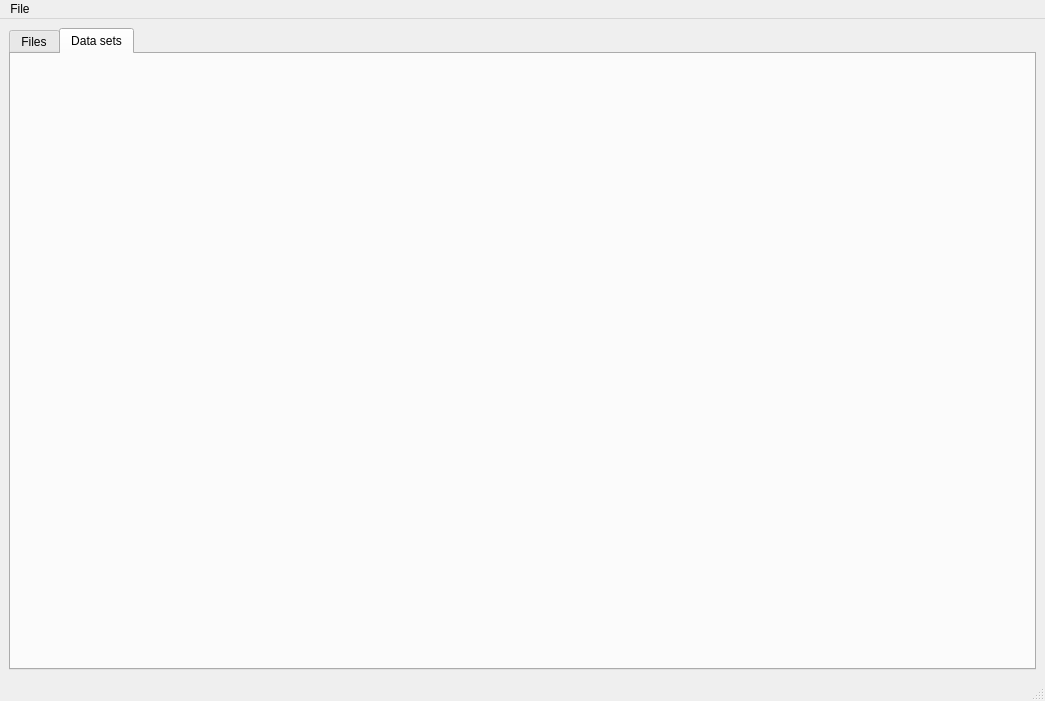
hadrianmontes/Physical-Data-Analyzer, file src/window_ui/main.ui: the form before one commit.
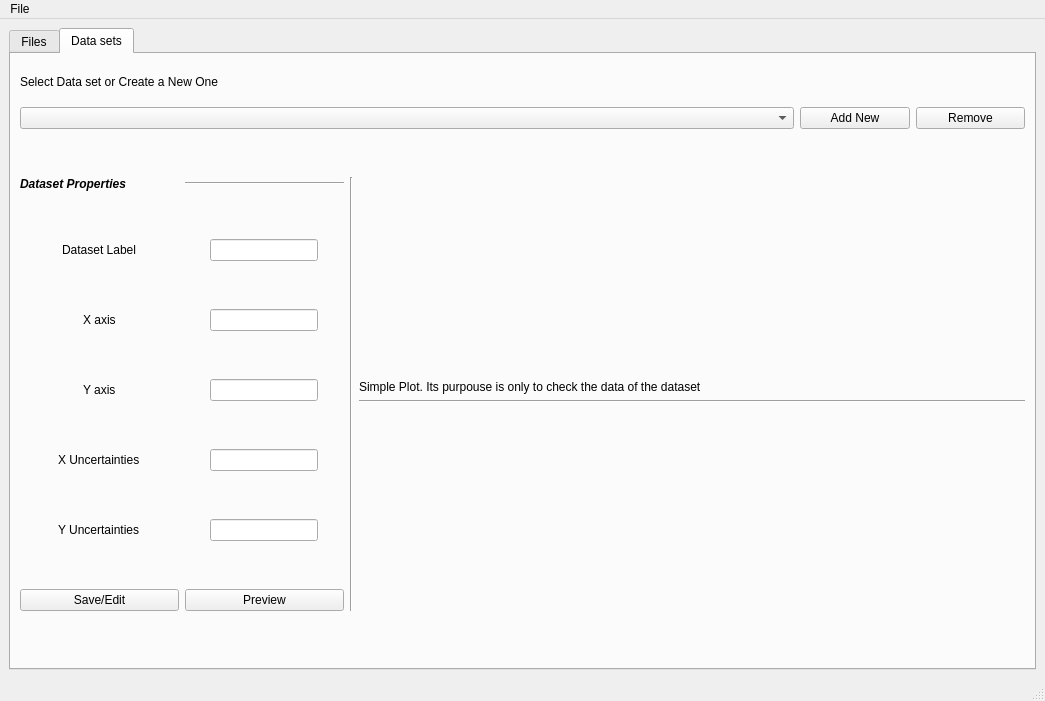
The form after the commit. The open tabs and pages were chosen to show the change.

Commit message: Added the dataset tab, without conect the widgets

```diff
--- a/src/window_ui/main.ui
+++ b/src/window_ui/main.ui
@@ -155,6 +155,158 @@
        <attribute name="title">
         <string>Data sets</string>
        </attribute>
+       <layout class="QGridLayout" name="gridLayout_2">
+        <item row="1" column="0" rowspan="8">
+         <layout class="QGridLayout" name="gridLayout_6">
+          <item row="1" column="0" alignment="Qt::AlignHCenter">
+           <widget class="QLabel" name="label_8">
+            <property name="text">
+             <string>Dataset Label</string>
+            </property>
+           </widget>
+          </item>
+          <item row="0" column="0">
+           <widget class="QLabel" name="label_7">
+            <property name="font">
+             <font>
+              <weight>75</weight>
+              <italic>true</italic>
+              <bold>true</bold>
+             </font>
+            </property>
+            <property name="text">
+             <string>Dataset Properties</string>
+            </property>
+           </widget>
+          </item>
+          <item row="2" column="0" alignment="Qt::AlignHCenter">
+           <widget class="QLabel" name="label_9">
+            <property name="text">
+             <string>X axis</string>
+            </property>
+           </widget>
+          </item>
+          <item row="3" column="1" alignment="Qt::AlignHCenter">
+           <widget class="QLineEdit" name="y_data"/>
+          </item>
+          <item row="2" column="1" alignment="Qt::AlignHCenter">
+           <widget class="QLineEdit" name="x_data">
+            <property name="autoFillBackground">
+             <bool>false</bool>
+            </property>
+           </widget>
+          </item>
+          <item row="4" column="1" alignment="Qt::AlignHCenter">
+           <widget class="QLineEdit" name="sx_data"/>
+          </item>
+          <item row="5" column="0" alignment="Qt::AlignHCenter">
+           <widget class="QLabel" name="label_12">
+            <property name="text">
+             <string>Y Uncertainties</string>
+            </property>
+           </widget>
+          </item>
+          <item row="5" column="1" alignment="Qt::AlignHCenter">
+           <widget class="QLineEdit" name="sy_data"/>
+          </item>
+          <item row="3" column="0" alignment="Qt::AlignHCenter">
+           <widget class="QLabel" name="label_10">
+            <property name="text">
+             <string>Y axis</string>
+            </property>
+           </widget>
+          </item>
+          <item row="0" column="1">
+           <widget class="Line" name="line">
+            <property name="orientation">
+             <enum>Qt::Horizontal</enum>
+            </property>
+           </widget>
+          </item>
+          <item row="4" column="0" alignment="Qt::AlignHCenter">
+           <widget class="QLabel" name="label_11">
+            <property name="text">
+             <string>X Uncertainties</string>
+            </property>
+           </widget>
+          </item>
+          <item row="6" column="1">
+           <widget class="QPushButton" name="plot_button">
+            <property name="text">
+             <string>Preview</string>
+            </property>
+           </widget>
+          </item>
+          <item row="1" column="1" alignment="Qt::AlignHCenter">
+           <widget class="QLineEdit" name="label_data">
+            <property name="text">
+             <string/>
+            </property>
+           </widget>
+          </item>
+          <item row="6" column="0">
+           <widget class="QPushButton" name="data_save">
+            <property name="text">
+             <string>Save/Edit</string>
+            </property>
+           </widget>
+          </item>
+          <item row="0" column="2" rowspan="7">
+           <widget class="Line" name="line_3">
+            <property name="orientation">
+             <enum>Qt::Vertical</enum>
+            </property>
+           </widget>
+          </item>
+         </layout>
+        </item>
+        <item row="1" column="1" rowspan="8" colspan="2">
+         <layout class="QGridLayout" name="matplotlib_grid">
+          <item row="0" column="0" alignment="Qt::AlignBottom">
+           <widget class="QLabel" name="label_13">
+            <property name="text">
+             <string>Simple Plot. Its purpouse is only to check the data of the dataset</string>
+            </property>
+           </widget>
+          </item>
+          <item row="1" column="0" alignment="Qt::AlignTop">
+           <widget class="Line" name="line_2">
+            <property name="orientation">
+             <enum>Qt::Horizontal</enum>
+            </property>
+           </widget>
+          </item>
+         </layout>
+        </item>
+        <item row="0" column="0" colspan="3">
+         <layout class="QGridLayout" name="gridLayout">
+          <item row="1" column="0" colspan="6" alignment="Qt::AlignTop">
+           <widget class="QComboBox" name="combo_set"/>
+          </item>
+          <item row="1" column="7">
+           <widget class="QPushButton" name="remove_dataset">
+            <property name="text">
+             <string>Remove</string>
+            </property>
+           </widget>
+          </item>
+          <item row="1" column="6">
+           <widget class="QPushButton" name="add_dataset">
+            <property name="text">
+             <string>Add New</string>
+            </property>
+           </widget>
+          </item>
+          <item row="0" column="0">
+           <widget class="QLabel" name="label_6">
+            <property name="text">
+             <string>Select Data set or Create a New One</string>
+            </property>
+           </widget>
+          </item>
+         </layout>
+        </item>
+       </layout>
       </widget>
      </widget>
     </item>
```
Left out of the diff: 17 changed lines with no effect on the pictures. The commit also changes 3 other files.
